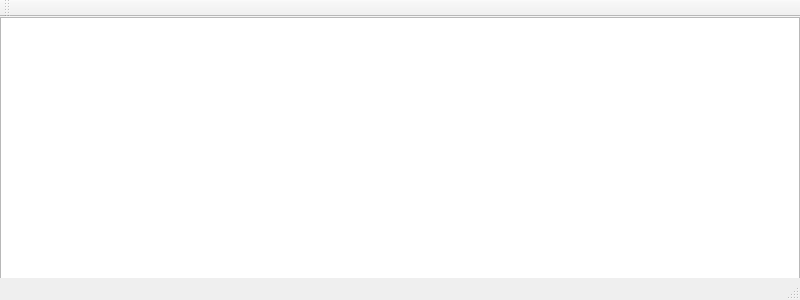
Qt form Symulator/mainwindow.ui (jakubt33/Inverted_Pendulum_Symulator) before a commit.
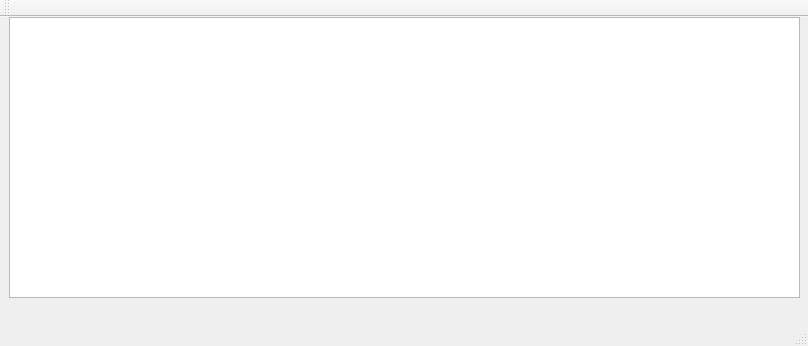
The same form after that commit.

What changed in the file:
```diff
--- a/Symulator/mainwindow.ui
+++ b/Symulator/mainwindow.ui
@@ -6,8 +6,8 @@
    <rect>
     <x>0</x>
     <y>0</y>
-    <width>800</width>
-    <height>300</height>
+    <width>808</width>
+    <height>346</height>
    </rect>
   </property>
   <property name="windowTitle">
@@ -17,10 +17,10 @@
    <widget class="QGraphicsView" name="ViewSpace">
     <property name="geometry">
      <rect>
-      <x>0</x>
+      <x>9</x>
       <y>0</y>
-      <width>800</width>
-      <height>300</height>
+      <width>791</width>
+      <height>281</height>
      </rect>
     </property>
     <property name="sizePolicy">
```
Left out of the diff: 2 changed lines with no effect on the pictures.
